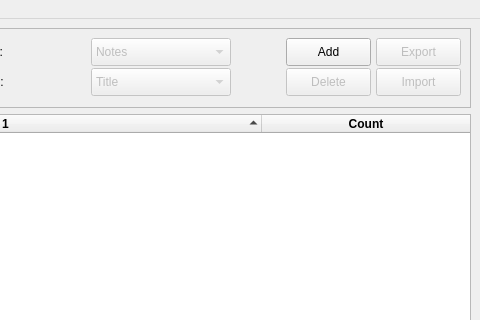
erykjj/jwlmanager, file res/locales/UI/main_window.ui: the form before one commit; both pictures show x 248 to 728 and y 0 to 320 of the 728 by 795 pixel window.
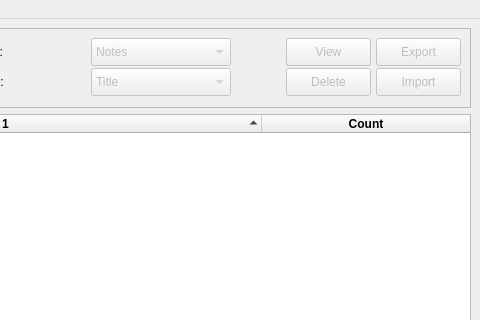
The form after the commit. Icons and pictures are not drawn.

Commit message: Add View button to UI

What changed in the file:
```diff
--- a/res/locales/UI/main_window.ui
+++ b/res/locales/UI/main_window.ui
@@ -393,6 +393,22 @@
            <string>Add</string>
           </property>
          </widget>
+         <widget class="QPushButton" name="button_view">
+          <property name="enabled">
+           <bool>false</bool>
+          </property>
+          <property name="geometry">
+           <rect>
+            <x>0</x>
+            <y>0</y>
+            <width>85</width>
+            <height>28</height>
+           </rect>
+          </property>
+          <property name="text">
+           <string>View</string>
+          </property>
+         </widget>
         </widget>
        </item>
       </layout>
```
The commit also changes 1 other file.
